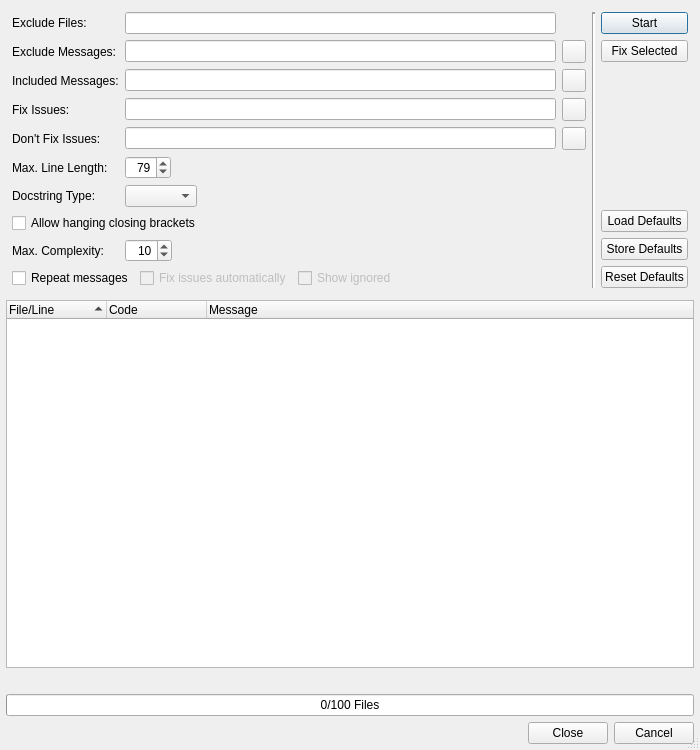
First picture: the form in Plugins/CheckerPlugins/CodeStyleChecker/CodeStyleCheckerDialog.ui, repository testmana2/test, before the edit.
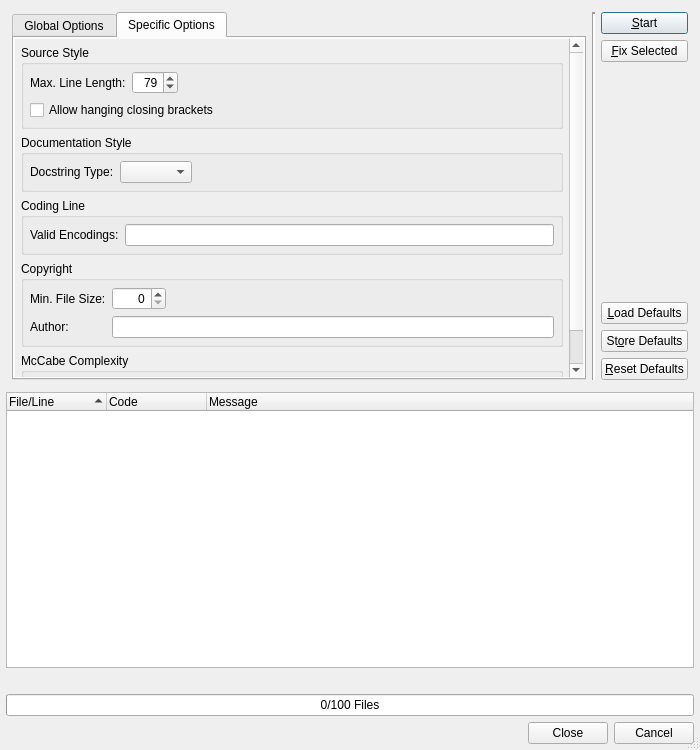
Second picture: the form after the edit. The open tabs and pages were chosen to show the change. Custom widgets are drawn as their Qt base class.

Commit message: Started to add more code style checkers.

Diff of the .ui file:
```diff
--- a/Plugins/CheckerPlugins/CodeStyleChecker/CodeStyleCheckerDialog.ui
+++ b/Plugins/CheckerPlugins/CodeStyleChecker/CodeStyleCheckerDialog.ui
@@ -21,13 +21,23 @@
   <property name="sizeGripEnabled">
    <bool>true</bool>
   </property>
-  <layout class="QVBoxLayout" name="verticalLayout_2">
+  <layout class="QVBoxLayout" name="verticalLayout_5">
    <item>
     <widget class="QFrame" name="filterFrame">
      <property name="frameShape">
       <enum>QFrame::NoFrame</enum>
      </property>
-     <layout class="QGridLayout" name="gridLayout">
+     <layout class="QHBoxLayout" name="horizontalLayout_5">
+      <item>
+       <widget class="QTabWidget" name="tabWidget">
+        <property name="currentIndex">
+         <number>0</number>
+        </property>
+        <widget class="QWidget" name="tab_1">
+         <attribute name="title">
+          <string>Global Options</string>
+         </attribute>
+         <layout class="QGridLayout" name="gridLayout_2">
       <item row="0" column="0">
        <widget class="QLabel" name="label_2">
         <property name="text">
@@ -42,83 +52,6 @@
         </property>
        </widget>
       </item>
-      <item row="0" column="3" rowspan="10">
-       <widget class="Line" name="line">
-        <property name="lineWidth">
-         <number>2</number>
-        </property>
-        <property name="orientation">
-         <enum>Qt::Vertical</enum>
-        </property>
-       </widget>
-      </item>
-      <item row="0" column="4" rowspan="10">
-       <layout class="QVBoxLayout" name="verticalLayout">
-        <item>
-         <widget class="QPushButton" name="startButton">
-          <property name="toolTip">
-           <string>Press to start the code style check run</string>
-          </property>
-          <property name="text">
-           <string>Start</string>
-          </property>
-         </widget>
-        </item>
-        <item>
-         <widget class="QPushButton" name="fixButton">
-          <property name="toolTip">
-           <string>Press to fix the selected issues</string>
-          </property>
-          <property name="text">
-           <string>Fix Selected</string>
-          </property>
-         </widget>
-        </item>
-        <item>
-         <spacer name="verticalSpacer">
-          <property name="orientation">
-           <enum>Qt::Vertical</enum>
-          </property>
-          <property name="sizeHint" stdset="0">
-           <size>
-            <width>20</width>
-            <height>18</height>
-           </size>
-          </property>
-         </spacer>
-        </item>
-        <item>
-         <widget class="QPushButton" name="loadDefaultButton">
-          <property name="toolTip">
-           <string>Press to load the default values</string>
-          </property>
-          <property name="text">
-           <string>Load Defaults</string>
-          </property>
-         </widget>
-        </item>
-        <item>
-         <widget class="QPushButton" name="storeDefaultButton">
-          <property name="toolTip">
-           <string>Press to store the current values as defaults</string>
-          </property>
-          <property name="text">
-           <string>Store Defaults</string>
-          </property>
-         </widget>
-        </item>
-        <item>
-         <widget class="QPushButton" name="resetDefaultButton">
-          <property name="toolTip">
-           <string>Press to reset the default values</string>
-          </property>
-          <property name="text">
-           <string>Reset Defaults</string>
-          </property>
-         </widget>
-        </item>
-       </layout>
-      </item>
       <item row="1" column="0">
        <widget class="QLabel" name="label">
         <property name="text">
@@ -203,15 +136,130 @@
         </property>
        </widget>
       </item>
-      <item row="5" column="0">
+          <item row="5" column="0" colspan="3">
+           <layout class="QHBoxLayout" name="horizontalLayout">
+            <item>
+             <widget class="QCheckBox" name="repeatCheckBox">
+              <property name="toolTip">
+               <string>Select to repeat each message type</string>
+              </property>
+              <property name="text">
+               <string>Repeat messages</string>
+              </property>
+             </widget>
+            </item>
+            <item>
+             <widget class="QCheckBox" name="fixIssuesCheckBox">
+              <property name="enabled">
+               <bool>false</bool>
+              </property>
+              <property name="toolTip">
+               <string>Select to fix some issues</string>
+              </property>
+              <property name="text">
+               <string>Fix issues automatically</string>
+              </property>
+             </widget>
+            </item>
+            <item>
+             <widget class="QCheckBox" name="ignoredCheckBox">
+              <property name="enabled">
+               <bool>false</bool>
+              </property>
+              <property name="toolTip">
+               <string>Select to show ignored issues</string>
+              </property>
+              <property name="text">
+               <string>Show ignored</string>
+              </property>
+             </widget>
+            </item>
+            <item>
+             <spacer name="horizontalSpacer">
+              <property name="orientation">
+               <enum>Qt::Horizontal</enum>
+              </property>
+              <property name="sizeHint" stdset="0">
+               <size>
+                <width>40</width>
+                <height>20</height>
+               </size>
+              </property>
+             </spacer>
+            </item>
+           </layout>
+          </item>
+          <item row="6" column="0" colspan="2">
+           <spacer name="verticalSpacer_2">
+            <property name="orientation">
+             <enum>Qt::Vertical</enum>
+            </property>
+            <property name="sizeHint" stdset="0">
+             <size>
+              <width>20</width>
+              <height>68</height>
+             </size>
+            </property>
+           </spacer>
+          </item>
+         </layout>
+        </widget>
+        <widget class="QWidget" name="tab_2">
+         <attribute name="title">
+          <string>Specific Options</string>
+         </attribute>
+         <layout class="QVBoxLayout" name="verticalLayout_2">
+          <property name="leftMargin">
+           <number>1</number>
+          </property>
+          <property name="topMargin">
+           <number>1</number>
+          </property>
+          <property name="rightMargin">
+           <number>1</number>
+          </property>
+          <property name="bottomMargin">
+           <number>1</number>
+          </property>
+          <item>
+           <widget class="QScrollArea" name="scrollArea">
+            <property name="frameShape">
+             <enum>QFrame::NoFrame</enum>
+            </property>
+            <property name="frameShadow">
+             <enum>QFrame::Plain</enum>
+            </property>
+            <property name="verticalScrollBarPolicy">
+             <enum>Qt::ScrollBarAlwaysOn</enum>
+            </property>
+            <property name="widgetResizable">
+             <bool>true</bool>
+            </property>
+            <widget class="QWidget" name="scrollAreaWidgetContents">
+             <property name="geometry">
+              <rect>
+               <x>0</x>
+               <y>0</y>
+               <width>529</width>
+               <height>440</height>
+              </rect>
+             </property>
+             <layout class="QVBoxLayout" name="verticalLayout_4">
+              <item>
+               <widget class="QGroupBox" name="groupBox">
+                <property name="title">
+                 <string>Source Style</string>
+                </property>
+                <layout class="QVBoxLayout" name="verticalLayout_3">
+                 <item>
+                  <layout class="QHBoxLayout" name="horizontalLayout_2">
+                   <item>
        <widget class="QLabel" name="label_5">
         <property name="text">
          <string>Max. Line Length:</string>
         </property>
        </widget>
       </item>
-      <item row="5" column="1" colspan="2">
-       <layout class="QHBoxLayout" name="horizontalLayout_3">
         <item>
          <widget class="QSpinBox" name="lineLengthSpinBox">
           <property name="statusTip">
@@ -246,15 +294,32 @@
         </item>
        </layout>
       </item>
-      <item row="6" column="0">
+                 <item>
+                  <widget class="QCheckBox" name="hangClosingCheckBox">
+                   <property name="toolTip">
+                    <string>Select to allow hanging closing brackets</string>
+                   </property>
+                   <property name="text">
+                    <string>Allow hanging closing brackets</string>
+                   </property>
+                  </widget>
+                 </item>
+                </layout>
+               </widget>
+              </item>
+              <item>
+               <widget class="QGroupBox" name="groupBox_2">
+                <property name="title">
+                 <string>Documentation Style</string>
+                </property>
+                <layout class="QHBoxLayout" name="horizontalLayout_3">
+                 <item>
        <widget class="QLabel" name="label_7">
         <property name="text">
          <string>Docstring Type:</string>
         </property>
        </widget>
       </item>
-      <item row="6" column="1" colspan="2">
-       <layout class="QHBoxLayout" name="horizontalLayout_4">
         <item>
          <widget class="QComboBox" name="docTypeComboBox">
           <property name="toolTip">
@@ -269,33 +334,107 @@
           </property>
           <property name="sizeHint" stdset="0">
            <size>
-            <width>40</width>
+                     <width>297</width>
             <height>20</height>
            </size>
           </property>
          </spacer>
         </item>
        </layout>
-      </item>
-      <item row="7" column="0" colspan="3">
-       <widget class="QCheckBox" name="hangClosingCheckBox">
+               </widget>
+              </item>
+              <item>
+               <widget class="QGroupBox" name="groupBox_4">
+                <property name="title">
+                 <string>Coding Line</string>
+                </property>
+                <layout class="QHBoxLayout" name="horizontalLayout_6">
+                 <item>
+                  <widget class="QLabel" name="label_9">
+                   <property name="text">
+                    <string>Valid Encodings:</string>
+                   </property>
+                  </widget>
+                 </item>
+                 <item>
+                  <widget class="E5ClearableLineEdit" name="encodingsEdit">
         <property name="toolTip">
-         <string>Select to allow hanging closing brackets</string>
-        </property>
+                    <string>Enter valid encodings separated by a comma (leave empty to use defaults)</string>
+                   </property>
+                  </widget>
+                 </item>
+                </layout>
+               </widget>
+              </item>
+              <item>
+               <widget class="QGroupBox" name="groupBox_5">
+                <property name="title">
+                 <string>Copyright</string>
+                </property>
+                <layout class="QGridLayout" name="gridLayout">
+                 <item row="0" column="0">
+                  <widget class="QLabel" name="label_10">
         <property name="text">
-         <string>Allow hanging closing brackets</string>
+                    <string>Min. File Size:</string>
         </property>
        </widget>
       </item>
-      <item row="8" column="0">
+                 <item row="0" column="1">
+                  <widget class="QSpinBox" name="copyrightFileSizeSpinBox">
+                   <property name="toolTip">
+                    <string>Enter the minimum size a file must have to be checked (0 for all files)</string>
+                   </property>
+                   <property name="alignment">
+                    <set>Qt::AlignRight|Qt::AlignTrailing|Qt::AlignVCenter</set>
+                   </property>
+                   <property name="maximum">
+                    <number>4096</number>
+                   </property>
+                  </widget>
+                 </item>
+                 <item row="0" column="2">
+                  <spacer name="horizontalSpacer_2">
+                   <property name="orientation">
+                    <enum>Qt::Horizontal</enum>
+                   </property>
+                   <property name="sizeHint" stdset="0">
+                    <size>
+                     <width>324</width>
+                     <height>20</height>
+                    </size>
+                   </property>
+                  </spacer>
+                 </item>
+                 <item row="1" column="0">
+                  <widget class="QLabel" name="label_11">
+                   <property name="text">
+                    <string>Author:</string>
+                   </property>
+                  </widget>
+                 </item>
+                 <item row="1" column="1" colspan="2">
+                  <widget class="E5ClearableLineEdit" name="copyrightAuthorEdit">
+                   <property name="toolTip">
+                    <string>Enter a copyright author name to check for (leave empty to omit this check)</string>
+                   </property>
+                  </widget>
+                 </item>
+                </layout>
+               </widget>
+              </item>
+              <item>
+               <widget class="QGroupBox" name="groupBox_3">
+                <property name="title">
+                 <string>McCabe Complexity</string>
+                </property>
+                <layout class="QHBoxLayout" name="horizontalLayout_4">
+                 <item>
        <widget class="QLabel" name="label_8">
         <property name="text">
          <string>Max. Complexity:</string>
         </property>
        </widget>
       </item>
-      <item row="8" column="1" colspan="2">
-       <layout class="QHBoxLayout" name="horizontalLayout_5">
         <item>
          <widget class="QSpinBox" name="complexitySpinBox">
           <property name="statusTip">
@@ -322,65 +461,98 @@
           </property>
           <property name="sizeHint" stdset="0">
            <size>
-            <width>40</width>
+                     <width>313</width>
             <height>20</height>
            </size>
           </property>
          </spacer>
         </item>
        </layout>
-      </item>
-      <item row="9" column="0" colspan="3">
-       <layout class="QHBoxLayout" name="horizontalLayout">
+               </widget>
+              </item>
+             </layout>
+            </widget>
+           </widget>
+          </item>
+         </layout>
+        </widget>
+       </widget>
+      </item>
         <item>
-         <widget class="QCheckBox" name="repeatCheckBox">
-          <property name="toolTip">
-           <string>Select to repeat each message type</string>
-          </property>
-          <property name="text">
-           <string>Repeat messages</string>
+       <widget class="Line" name="line">
+        <property name="lineWidth">
+         <number>2</number>
+        </property>
+        <property name="orientation">
+         <enum>Qt::Vertical</enum>
           </property>
          </widget>
         </item>
         <item>
-         <widget class="QCheckBox" name="fixIssuesCheckBox">
-          <property name="enabled">
-           <bool>false</bool>
-          </property>
+       <layout class="QVBoxLayout" name="verticalLayout">
+        <item>
+         <widget class="QPushButton" name="startButton">
           <property name="toolTip">
-           <string>Select to fix some issues</string>
+           <string>Press to start the code style check run</string>
           </property>
           <property name="text">
-           <string>Fix issues automatically</string>
+           <string>&amp;Start</string>
           </property>
          </widget>
         </item>
         <item>
-         <widget class="QCheckBox" name="ignoredCheckBox">
-          <property name="enabled">
-           <bool>false</bool>
-          </property>
+         <widget class="QPushButton" name="fixButton">
           <property name="toolTip">
-           <string>Select to show ignored issues</string>
+           <string>Press to fix the selected issues</string>
           </property>
           <property name="text">
-           <string>Show ignored</string>
+           <string>&amp;Fix Selected</string>
           </property>
          </widget>
         </item>
         <item>
-         <spacer name="horizontalSpacer">
+         <spacer name="verticalSpacer">
           <property name="orientation">
-           <enum>Qt::Horizontal</enum>
+           <enum>Qt::Vertical</enum>
           </property>
           <property name="sizeHint" stdset="0">
            <size>
-            <width>40</width>
-            <height>20</height>
+            <width>20</width>
+            <height>18</height>
            </size>
           </property>
          </spacer>
         </item>
+        <item>
+         <widget class="QPushButton" name="loadDefaultButton">
+          <property name="toolTip">
+           <string>Press to load the default values</string>
+          </property>
+          <property name="text">
+           <string>&amp;Load Defaults</string>
+          </property>
+         </widget>
+        </item>
+        <item>
+         <widget class="QPushButton" name="storeDefaultButton">
+          <property name="toolTip">
+           <string>Press to store the current values as defaults</string>
+          </property>
+          <property name="text">
+           <string>St&amp;ore Defaults</string>
+          </property>
+         </widget>
+        </item>
+        <item>
+         <widget class="QPushButton" name="resetDefaultButton">
+          <property name="toolTip">
+           <string>Press to reset the default values</string>
+          </property>
+          <property name="text">
+           <string>&amp;Reset Defaults</string>
+          </property>
+         </widget>
+        </item>
        </layout>
       </item>
      </layout>
```
Left out of the diff: 17 changed lines with no effect on the pictures. Lines whose indentation alone changed are shown as unchanged. The commit also changes 7 other files.
